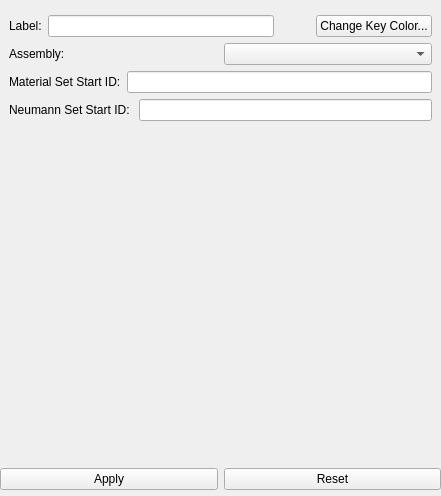
Sprunth/RGG, file Application/qInputPropertiesWidget.ui: the form before one commit.
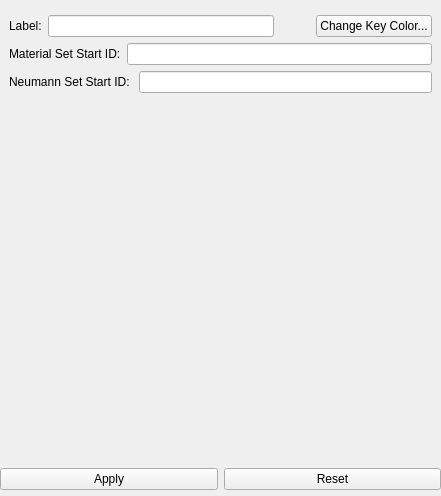
The form after the commit. The open tabs and pages were chosen to show the change.

```diff
--- a/Application/qInputPropertiesWidget.ui
+++ b/Application/qInputPropertiesWidget.ui
@@ -732,7 +732,7 @@
      </widget>
      <widget class="QWidget" name="pageLink">
       <layout class="QGridLayout" name="gridLayout">
-       <item row="4" column="0">
+       <item row="3" column="0">
         <spacer name="verticalSpacer">
          <property name="orientation">
           <enum>Qt::Vertical</enum>
@@ -746,20 +746,6 @@
         </spacer>
        </item>
        <item row="1" column="0">
-        <layout class="QHBoxLayout" name="horizontalLayout_14">
-         <item>
-          <widget class="QLabel" name="label_4">
-           <property name="text">
-            <string>Assembly:</string>
-           </property>
-          </widget>
-         </item>
-         <item>
-          <widget class="QComboBox" name="AssemblyOptions"/>
-         </item>
-        </layout>
-       </item>
-       <item row="2" column="0">
         <layout class="QHBoxLayout" name="horizontalLayout_15">
          <item>
           <widget class="QLabel" name="label_8">
@@ -822,7 +808,7 @@
          </item>
         </layout>
        </item>
-       <item row="3" column="0">
+       <item row="2" column="0">
         <layout class="QHBoxLayout" name="horizontalLayout_16">
          <item>
           <widget class="QLabel" name="label_9">
```
